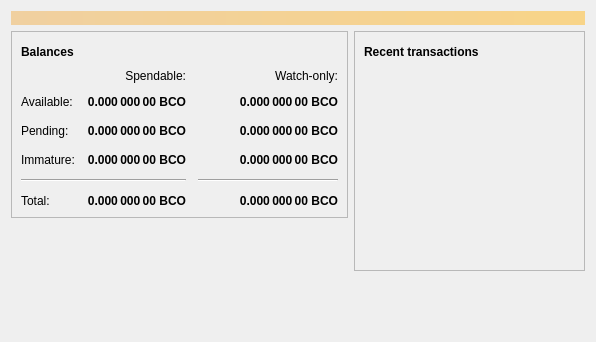
goomario/btchd, file src/qt/forms/overviewpage.ui: the form before one commit.
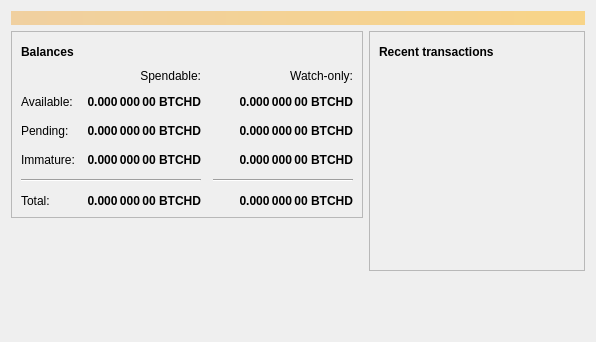
The form after the commit. Icons and pictures are not drawn.

Commit message: rename strings to BTCHD

What changed in the file:
```diff
--- a/src/qt/forms/overviewpage.ui
+++ b/src/qt/forms/overviewpage.ui
@@ -129,7 +129,7 @@
                <string>Unconfirmed transactions to watch-only addresses</string>
               </property>
               <property name="text">
-               <string notr="true">0.000 000 00 BCO</string>
+               <string notr="true">0.000 000 00 BTCHD</string>
               </property>
               <property name="alignment">
                <set>Qt::AlignRight|Qt::AlignTrailing|Qt::AlignVCenter</set>
@@ -154,7 +154,7 @@
                <string>Total of transactions that have yet to be confirmed, and do not yet count toward the spendable balance</string>
               </property>
               <property name="text">
-               <string notr="true">0.000 000 00 BCO</string>
+               <string notr="true">0.000 000 00 BTCHD</string>
               </property>
               <property name="alignment">
                <set>Qt::AlignRight|Qt::AlignTrailing|Qt::AlignVCenter</set>
@@ -179,7 +179,7 @@
                <string>Mined balance in watch-only addresses that has not yet matured</string>
               </property>
               <property name="text">
-               <string notr="true">0.000 000 00 BCO</string>
+               <string notr="true">0.000 000 00 BTCHD</string>
               </property>
               <property name="alignment">
                <set>Qt::AlignRight|Qt::AlignTrailing|Qt::AlignVCenter</set>
@@ -237,7 +237,7 @@
                <string>Mined balance that has not yet matured</string>
               </property>
               <property name="text">
-               <string notr="true">0.000 000 00 BCO</string>
+               <string notr="true">0.000 000 00 BTCHD</string>
               </property>
               <property name="alignment">
                <set>Qt::AlignRight|Qt::AlignTrailing|Qt::AlignVCenter</set>
@@ -282,7 +282,7 @@
                <string>Your current total balance</string>
               </property>
               <property name="text">
-               <string notr="true">0.000 000 00 BCO</string>
+               <string notr="true">0.000 000 00 BTCHD</string>
               </property>
               <property name="alignment">
                <set>Qt::AlignRight|Qt::AlignTrailing|Qt::AlignVCenter</set>
@@ -307,7 +307,7 @@
                <string>Current total balance in watch-only addresses</string>
               </property>
               <property name="text">
-               <string notr="true">0.000 000 00 BCO</string>
+               <string notr="true">0.000 000 00 BTCHD</string>
               </property>
               <property name="alignment">
                <set>Qt::AlignRight|Qt::AlignTrailing|Qt::AlignVCenter</set>
@@ -349,7 +349,7 @@
                <string>Your current spendable balance</string>
               </property>
               <property name="text">
-               <string notr="true">0.000 000 00 BCO</string>
+               <string notr="true">0.000 000 00 BTCHD</string>
               </property>
               <property name="alignment">
                <set>Qt::AlignRight|Qt::AlignTrailing|Qt::AlignVCenter</set>
@@ -374,7 +374,7 @@
                <string>Your current balance in watch-only addresses</string>
               </property>
               <property name="text">
-               <string notr="true">0.000 000 00 BCO</string>
+               <string notr="true">0.000 000 00 BTCHD</string>
               </property>
               <property name="alignment">
                <set>Qt::AlignRight|Qt::AlignTrailing|Qt::AlignVCenter</set>
```
Left out of the diff: 4 changed lines with no effect on the pictures. The commit also changes 311 other files.
